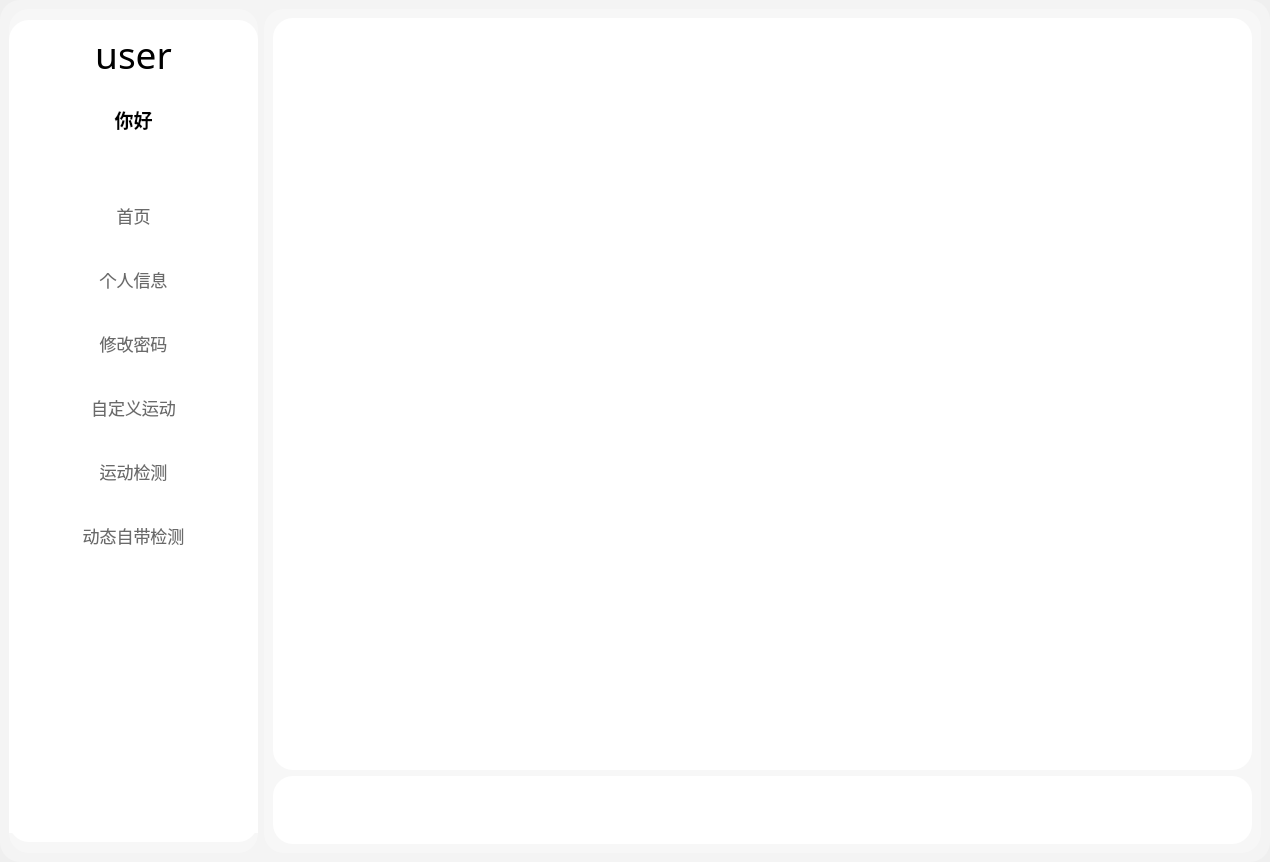
Above: userpage.ui from mufei01/Attitude_Evaluation_System_py_mediapipe before the change. Below: the same form after it.
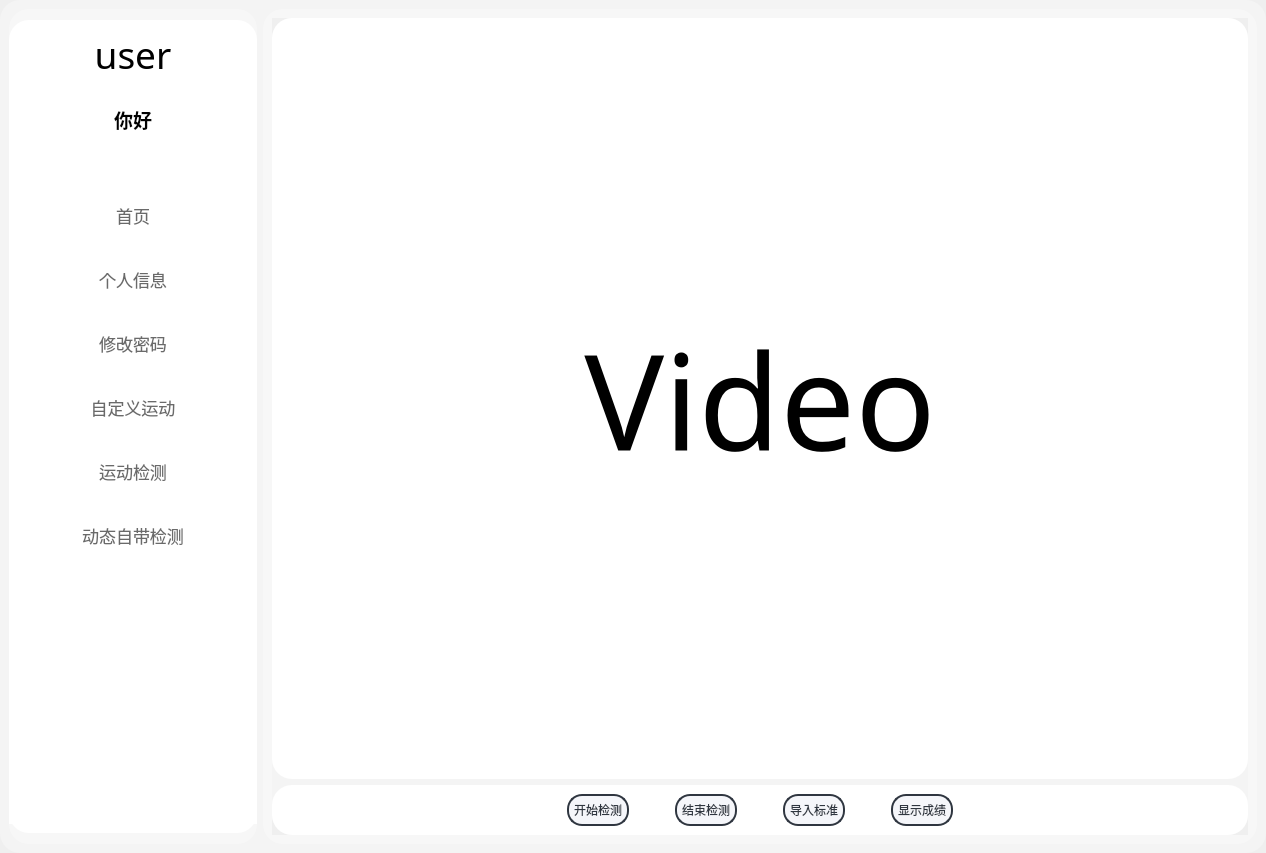
That is the form after the change. The open tabs and pages were chosen to show the change. Icons and pictures are not drawn.

Diff of the .ui file:
```diff
--- a/userpage.ui
+++ b/userpage.ui
@@ -6,8 +6,8 @@
    <rect>
     <x>0</x>
     <y>0</y>
-    <width>1270</width>
-    <height>862</height>
+    <width>1266</width>
+    <height>853</height>
    </rect>
   </property>
   <property name="windowTitle">
@@ -2536,27 +2536,325 @@
          </layout>
         </widget>
         <widget class="QWidget" name="dynamicCheckPage">
-         <layout class="QVBoxLayout" name="verticalLayout_9" stretch="11,1">
+         <layout class="QVBoxLayout" name="verticalLayout_12">
           <item>
-           <widget class="QWidget" name="widget_16" native="true">
-            <property name="styleSheet">
-             <string notr="true">QWidget#widget_16
+           <widget class="QScrollArea" name="scrollArea_2">
+            <property name="frameShape">
+             <enum>QFrame::NoFrame</enum>
+            </property>
+            <property name="widgetResizable">
+             <bool>true</bool>
+            </property>
+            <widget class="QWidget" name="scrollAreaWidgetContents_2">
+             <property name="geometry">
+              <rect>
+               <x>0</x>
+               <y>0</y>
+               <width>976</width>
+               <height>817</height>
+              </rect>
+             </property>
+             <layout class="QVBoxLayout" name="verticalLayout_9">
+              <property name="leftMargin">
+               <number>0</number>
+              </property>
+              <property name="topMargin">
+               <number>0</number>
+              </property>
+              <property name="rightMargin">
+               <number>0</number>
+              </property>
+              <property name="bottomMargin">
+               <number>0</number>
+              </property>
+              <item>
+               <widget class="QWidget" name="widget_16" native="true">
+                <property name="styleSheet">
+                 <string notr="true">QWidget#widget_16
 {
 	background-color: rgba(255, 255, 255,255);
 	border-radius:20px;
 }</string>
-            </property>
-           </widget>
-          </item>
-          <item>
-           <widget class="QWidget" name="widget_17" native="true">
-            <property name="styleSheet">
-             <string notr="true">QWidget#widget_17
+                </property>
+                <layout class="QVBoxLayout" name="verticalLayout_13">
+                 <item>
+                  <widget class="QLabel" name="label_video">
+                   <property name="font">
+                    <font>
+                     <family>微软雅黑</family>
+                     <pointsize>100</pointsize>
+                    </font>
+                   </property>
+                   <property name="text">
+                    <string>Video</string>
+                   </property>
+                   <property name="alignment">
+                    <set>Qt::AlignCenter</set>
+                   </property>
+                  </widget>
+                 </item>
+                </layout>
+               </widget>
+              </item>
+              <item>
+               <widget class="QWidget" name="widget_17" native="true">
+                <property name="sizePolicy">
+                 <sizepolicy hsizetype="Preferred" vsizetype="Fixed">
+                  <horstretch>0</horstretch>
+                  <verstretch>0</verstretch>
+                 </sizepolicy>
+                </property>
+                <property name="styleSheet">
+                 <string notr="true">QWidget#widget_17
 {
 	background-color: rgba(255, 255, 255,255);
 	border-radius:20px;
 }</string>
-            </property>
+                </property>
+                <layout class="QHBoxLayout" name="horizontalLayout_12">
+                 <item>
+                  <spacer name="horizontalSpacer_20">
+                   <property name="orientation">
+                    <enum>Qt::Horizontal</enum>
+                   </property>
+                   <property name="sizeHint" stdset="0">
+                    <size>
+                     <width>225</width>
+                     <height>20</height>
+                    </size>
+                   </property>
+                  </spacer>
+                 </item>
+                 <item>
+                  <widget class="QPushButton" name="pushButton_startDetection">
+                   <property name="styleSheet">
+                    <string notr="true">/**正常情况下样式**/
+QPushButton{
+	font: 13pt &quot;微软雅黑&quot;;
+    color: #2f3640;
+    background-color: #f5f6fa;
+    border-color: #2f3640;
+    border-radius: 15px;
+    border-style: solid;
+    border-width: 2px;
+    padding: 5px;
+}
+
+/**鼠标停留在按钮上的样式**/
+QPushButton::hover{	
+    color: #FFFFFF;
+    background-color: #718093;
+    border-color: #2f3640;
+}
+
+/**鼠标按压下去的样式**/
+QPushButton::pressed,QPushButton::checked{
+    color: #FFFFFF;
+    background-color: qlineargradient(spread:pad, x1:0, y1:0, x2:0, y2:1, stop:0 #273c75, stop:1 #487eb0);
+}
+
+/**按钮失能情况下样式**/
+QPushButton::disabled{
+    color: #FFFFFF;
+    background-color: #dcdde1;
+    border-color: #dcdde1;
+}
+</string>
+                   </property>
+                   <property name="text">
+                    <string>开始检测</string>
+                   </property>
+                  </widget>
+                 </item>
+                 <item>
+                  <spacer name="horizontalSpacer_18">
+                   <property name="orientation">
+                    <enum>Qt::Horizontal</enum>
+                   </property>
+                   <property name="sizeType">
+                    <enum>QSizePolicy::Fixed</enum>
+                   </property>
+                   <property name="sizeHint" stdset="0">
+                    <size>
+                     <width>40</width>
+                     <height>20</height>
+                    </size>
+                   </property>
+                  </spacer>
+                 </item>
+                 <item>
+                  <widget class="QPushButton" name="pushButton_stopDetection">
+                   <property name="styleSheet">
+                    <string notr="true">/**正常情况下样式**/
+QPushButton{
+	font: 13pt &quot;微软雅黑&quot;;
+    color: #2f3640;
+    background-color: #f5f6fa;
+    border-color: #2f3640;
+    border-radius: 15px;
+    border-style: solid;
+    border-width: 2px;
+    padding: 5px;
+}
+
+/**鼠标停留在按钮上的样式**/
+QPushButton::hover{	
+    color: #FFFFFF;
+    background-color: #718093;
+    border-color: #2f3640;
+}
+
+/**鼠标按压下去的样式**/
+QPushButton::pressed,QPushButton::checked{
+    color: #FFFFFF;
+    background-color: qlineargradient(spread:pad, x1:0, y1:0, x2:0, y2:1, stop:0 #273c75, stop:1 #487eb0);
+}
+
+/**按钮失能情况下样式**/
+QPushButton::disabled{
+    color: #FFFFFF;
+    background-color: #dcdde1;
+    border-color: #dcdde1;
+}
+</string>
+                   </property>
+                   <property name="text">
+                    <string>结束检测</string>
+                   </property>
+                  </widget>
+                 </item>
+                 <item>
+                  <spacer name="horizontalSpacer_17">
+                   <property name="orientation">
+                    <enum>Qt::Horizontal</enum>
+                   </property>
+                   <property name="sizeType">
+                    <enum>QSizePolicy::Fixed</enum>
+                   </property>
+                   <property name="sizeHint" stdset="0">
+                    <size>
+                     <width>40</width>
+                     <height>20</height>
+                    </size>
+                   </property>
+                  </spacer>
+                 </item>
+                 <item>
+                  <widget class="QPushButton" name="pushButton_readStandard_2">
+                   <property name="styleSheet">
+                    <string notr="true">/**正常情况下样式**/
+QPushButton{
+	font: 13pt &quot;微软雅黑&quot;;
+    color: #2f3640;
+    background-color: #f5f6fa;
+    border-color: #2f3640;
+    border-radius: 15px;
+    border-style: solid;
+    border-width: 2px;
+    padding: 5px;
+}
+
+/**鼠标停留在按钮上的样式**/
+QPushButton::hover{	
+    color: #FFFFFF;
+    background-color: #718093;
+    border-color: #2f3640;
+}
+
+/**鼠标按压下去的样式**/
+QPushButton::pressed,QPushButton::checked{
+    color: #FFFFFF;
+    background-color: qlineargradient(spread:pad, x1:0, y1:0, x2:0, y2:1, stop:0 #273c75, stop:1 #487eb0);
+}
+
+/**按钮失能情况下样式**/
+QPushButton::disabled{
+    color: #FFFFFF;
+    background-color: #dcdde1;
+    border-color: #dcdde1;
+}
+</string>
+                   </property>
+                   <property name="text">
+                    <string>导入标准</string>
+                   </property>
+                  </widget>
+                 </item>
+                 <item>
+                  <spacer name="horizontalSpacer_19">
+                   <property name="orientation">
+                    <enum>Qt::Horizontal</enum>
+                   </property>
+                   <property name="sizeType">
+                    <enum>QSizePolicy::Fixed</enum>
+                   </property>
+                   <property name="sizeHint" stdset="0">
+                    <size>
+                     <width>40</width>
+                     <height>20</height>
+                    </size>
+                   </property>
+                  </spacer>
+                 </item>
+                 <item>
+                  <widget class="QPushButton" name="pushButton_showResult">
+                   <property name="styleSheet">
+                    <string notr="true">/**正常情况下样式**/
+QPushButton{
+	font: 13pt &quot;微软雅黑&quot;;
+    color: #2f3640;
+    background-color: #f5f6fa;
+    border-color: #2f3640;
+    border-radius: 15px;
+    border-style: solid;
+    border-width: 2px;
+    padding: 5px;
+}
+
+/**鼠标停留在按钮上的样式**/
+QPushButton::hover{	
+    color: #FFFFFF;
+    background-color: #718093;
+    border-color: #2f3640;
+}
+
+/**鼠标按压下去的样式**/
+QPushButton::pressed,QPushButton::checked{
+    color: #FFFFFF;
+    background-color: qlineargradient(spread:pad, x1:0, y1:0, x2:0, y2:1, stop:0 #273c75, stop:1 #487eb0);
+}
+
+/**按钮失能情况下样式**/
+QPushButton::disabled{
+    color: #FFFFFF;
+    background-color: #dcdde1;
+    border-color: #dcdde1;
+}
+</string>
+                   </property>
+                   <property name="text">
+                    <string>显示成绩</string>
+                   </property>
+                  </widget>
+                 </item>
+                 <item>
+                  <spacer name="horizontalSpacer_16">
+                   <property name="orientation">
+                    <enum>Qt::Horizontal</enum>
+                   </property>
+                   <property name="sizeHint" stdset="0">
+                    <size>
+                     <width>225</width>
+                     <height>20</height>
+                    </size>
+                   </property>
+                  </spacer>
+                 </item>
+                </layout>
+               </widget>
+              </item>
+             </layout>
+            </widget>
            </widget>
           </item>
          </layout>
```
Left out of the diff: 11 changed lines with no effect on the pictures.
